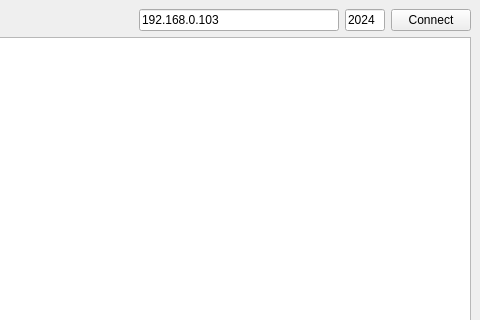
Above: ClientPC/mainwindow.ui from shurk4/DoorPhone before the change; both pictures show x 320 to 800 and y 0 to 320 of the 800 by 600 pixel window. Below: the same form after it.
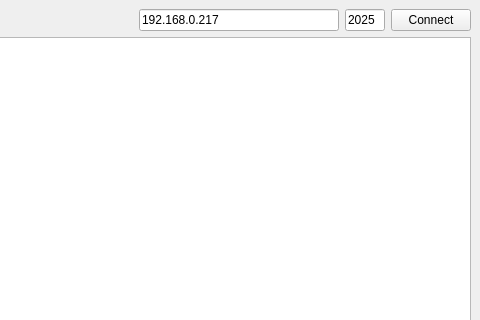
That is the form after the change.

Patch:
```diff
--- a/ClientPC/mainwindow.ui
+++ b/ClientPC/mainwindow.ui
@@ -39,7 +39,7 @@
          </size>
         </property>
         <property name="text">
-         <string>192.168.0.103</string>
+         <string>192.168.0.217</string>
         </property>
        </widget>
       </item>
@@ -52,7 +52,7 @@
          </size>
         </property>
         <property name="text">
-         <string>2024</string>
+         <string>2025</string>
         </property>
        </widget>
       </item>
```
